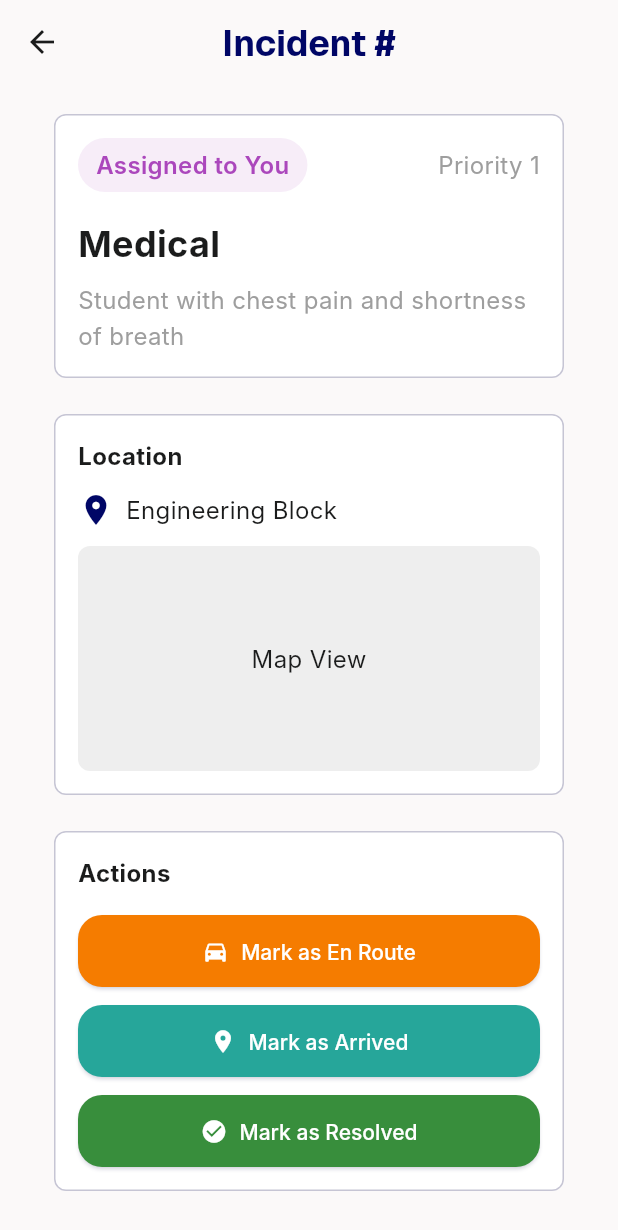
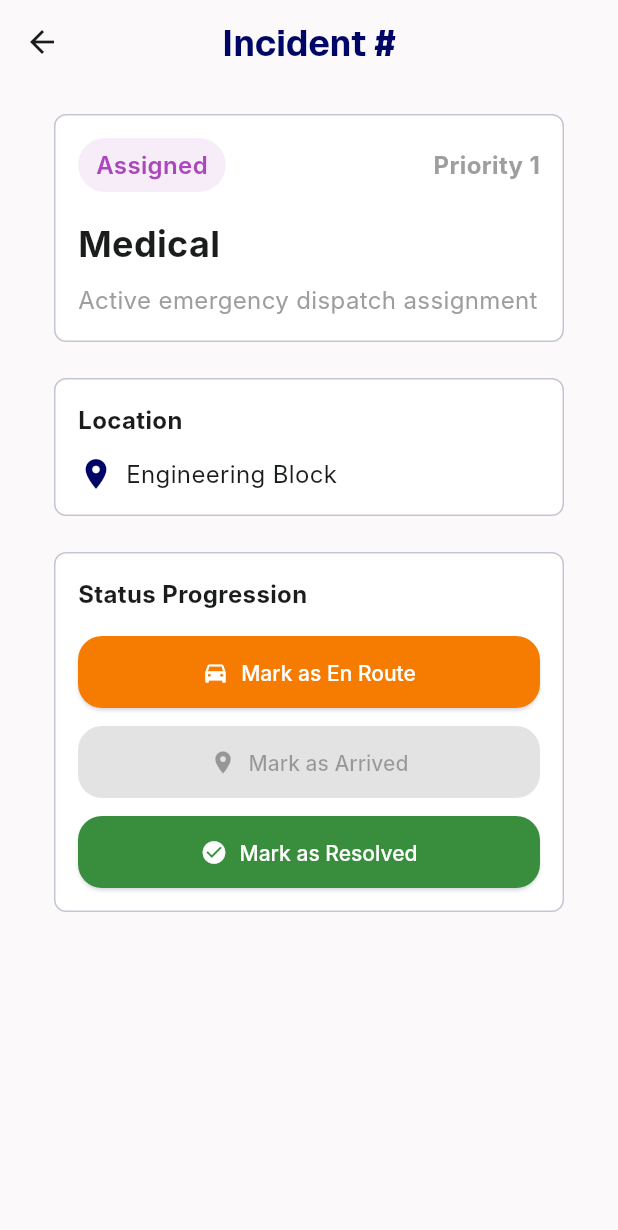
Before and after one commit to kalchan12/campussafe, a Flutter app: the IncidentDetailsPage screen opened directly with empty values, on a phone screen of 412 x 824 dp. Shown: the top 1230 px of the screen. Run offline on Flutter 3.47's test engine with Material 3 defaults, Android fonts, the phone set to English and light mode, and no system bars; our stand-ins replace dartz, dio, equatable, firebase_core, firebase_messaging, flutter_local_notifications and 7 more; accounts and stored records are empty; Roboto replaces fonts that are missing (Inter); project files that could hold a hidden picture were left out.

Commit message:
feat(responder): connect responder dashboard, available incidents, and status progression to IncidentRepository

```diff
--- a/apps/mobile/lib/features/responder/presentation/pages/incident_details_page.dart
+++ b/apps/mobile/lib/features/responder/presentation/pages/incident_details_page.dart
@@ -1,8 +1,10 @@
 import 'package:flutter/material.dart';
 import 'package:flutter_riverpod/flutter_riverpod.dart';
+import 'package:go_router/go_router.dart';
 
 import '../../../../core/constants/colors.dart';
 import '../../../../shared/models/incident.dart';
+import '../../../incidents/presentation/state/incidents_provider.dart';
 
 class IncidentDetailsPage extends ConsumerWidget {
   final String incidentId;
@@ -14,19 +16,22 @@ class IncidentDetailsPage extends ConsumerWidget {
 
   @override
   Widget build(BuildContext context, WidgetRef ref) {
-    final incident = Incident(
+    final allIncidents = ref.watch(incidentsListProvider);
+    final incident = allIncidents.firstWhere(
+      (i) => i.id == incidentId,
+      orElse: () => Incident(
         id: incidentId,
         type: EmergencyType.medical,
         status: IncidentStatus.assigned,
         priority: 1,
-      reporterId: 'user1',
-      assignedResponderId: 'responder1',
-      latitude: 0.0,
-      longitude: 0.0,
+        reporterId: 'user',
+        latitude: 37.4282,
+        longitude: -122.1688,
         campusBlock: 'Engineering Block',
-      description: 'Student with chest pain and shortness of breath',
-      createdAt: DateTime.now().subtract(const Duration(minutes: 15)),
+        description: 'Active emergency dispatch assignment',
+        createdAt: DateTime.now(),
         updatedAt: DateTime.now(),
+      ),
     );
 
     return Scaffold(
@@ -53,14 +58,14 @@ class IncidentDetailsPage extends ConsumerWidget {
                             vertical: 6,
                           ),
                           decoration: BoxDecoration(
-                            color: AppColors.statusAssigned.withValues(alpha: 0.1),
+                            color: _getStatusColor(incident.status).withValues(alpha: 0.1),
                             borderRadius: BorderRadius.circular(20),
                           ),
-                          child: const Text(
-                            'Assigned to You',
+                          child: Text(
+                            incident.status.displayName,
                             style: TextStyle(
                               fontWeight: FontWeight.w600,
-                              color: AppColors.statusAssigned,
+                              color: _getStatusColor(incident.status),
                             ),
                           ),
                         ),
@@ -69,6 +74,7 @@ class IncidentDetailsPage extends ConsumerWidget {
                           'Priority ${incident.priority}',
                           style: const TextStyle(
                             color: Colors.grey,
+                            fontWeight: FontWeight.bold,
                           ),
                         ),
                       ],
@@ -83,7 +89,7 @@ class IncidentDetailsPage extends ConsumerWidget {
                     ),
                     const SizedBox(height: 8),
                     Text(
-                      incident.description ?? '',
+                      incident.description ?? 'Emergency dispatched on campus',
                       style: const TextStyle(
                         fontSize: 16,
                         color: Colors.grey,
@@ -118,22 +124,11 @@ class IncidentDetailsPage extends ConsumerWidget {
                         const SizedBox(width: 8),
                         Expanded(
                           child: Text(
-                            incident.campusBlock ?? 'Unknown Location',
+                            incident.campusBlock ?? incident.locationDescription ?? 'Main Campus',
                             style: const TextStyle(fontSize: 16),
                           ),
                         ),
                       ],
-                    ),
-                    const SizedBox(height: 12),
-                    Container(
-                      height: 150,
-                      decoration: BoxDecoration(
-                        color: Colors.grey.shade200,
-                        borderRadius: BorderRadius.circular(8),
-                      ),
-                      child: const Center(
-                        child: Text('Map View'),
-                      ),
                     ),
                   ],
                 ),
@@ -148,7 +143,7 @@ class IncidentDetailsPage extends ConsumerWidget {
                   crossAxisAlignment: CrossAxisAlignment.stretch,
                   children: [
                     const Text(
-                      'Actions',
+                      'Status Progression',
                       style: TextStyle(
                         fontSize: 16,
                         fontWeight: FontWeight.bold,
@@ -156,35 +151,68 @@ class IncidentDetailsPage extends ConsumerWidget {
                     ),
                     const SizedBox(height: 16),
                     ElevatedButton.icon(
-                      onPressed: () {
-                        // TODO: Mark as responding
-                      },
+                      onPressed: incident.status != IncidentStatus.responding && incident.status != IncidentStatus.arrived && incident.status != IncidentStatus.resolved
+                          ? () async {
+                              await ref
+                                  .read(incidentsListProvider.notifier)
+                                  .updateIncidentStatus(
+                                    incidentId: incident.id,
+                                    status: IncidentStatus.responding,
+                                  );
+                            }
+                          : null,
                       icon: const Icon(Icons.directions_car),
                       label: const Text('Mark as En Route'),
                       style: ElevatedButton.styleFrom(
                         backgroundColor: AppColors.statusResponding,
+                        foregroundColor: Colors.white,
                       ),
                     ),
                     const SizedBox(height: 12),
                     ElevatedButton.icon(
-                      onPressed: () {
-                        // TODO: Mark as arrived
-                      },
+                      onPressed: incident.status == IncidentStatus.responding
+                          ? () async {
+                              await ref
+                                  .read(incidentsListProvider.notifier)
+                                  .updateIncidentStatus(
+                                    incidentId: incident.id,
+                                    status: IncidentStatus.arrived,
+                                  );
+                            }
+                          : null,
                       icon: const Icon(Icons.location_on),
                       label: const Text('Mark as Arrived'),
                       style: ElevatedButton.styleFrom(
                         backgroundColor: AppColors.statusArrived,
+                        foregroundColor: Colors.white,
                       ),
                     ),
                     const SizedBox(height: 12),
                     ElevatedButton.icon(
-                      onPressed: () {
-                        // TODO: Mark as resolved
-                      },
+                      onPressed: incident.status != IncidentStatus.resolved
+                          ? () async {
+                              await ref
+                                  .read(incidentsListProvider.notifier)
+                                  .updateIncidentStatus(
+                                    incidentId: incident.id,
+                                    status: IncidentStatus.resolved,
+                                  );
+                              if (context.mounted) {
+                                ScaffoldMessenger.of(context).showSnackBar(
+                                  const SnackBar(
+                                    content: Text('Incident marked as resolved!'),
+                                    backgroundColor: AppColors.success,
+                                  ),
+                                );
+                                context.pop();
+                              }
+                            }
+                          : null,
                       icon: const Icon(Icons.check_circle),
                       label: const Text('Mark as Resolved'),
                       style: ElevatedButton.styleFrom(
                         backgroundColor: AppColors.success,
+                        foregroundColor: Colors.white,
                       ),
                     ),
                   ],
@@ -196,4 +224,23 @@ class IncidentDetailsPage extends ConsumerWidget {
       ),
     );
   }
+
+  Color _getStatusColor(IncidentStatus status) {
+    switch (status) {
+      case IncidentStatus.created:
+      case IncidentStatus.received:
+        return AppColors.warning;
+      case IncidentStatus.assigned:
+        return AppColors.statusAssigned;
+      case IncidentStatus.responding:
+        return AppColors.statusResponding;
+      case IncidentStatus.arrived:
+        return AppColors.statusArrived;
+      case IncidentStatus.resolved:
+        return AppColors.success;
+      case IncidentStatus.cancelled:
+      case IncidentStatus.failed:
+        return AppColors.error;
     }
+  }
+}
```
Also changed, not shown: apps/mobile/lib/features/responder/presentation/pages/available_incidents_page.dart (+37 -46 lines), apps/mobile/lib/features/responder/presentation/pages/responder_home_page.dart (+69 -36 lines), 1 other file. Lines whose indentation alone changed are shown as unchanged.
